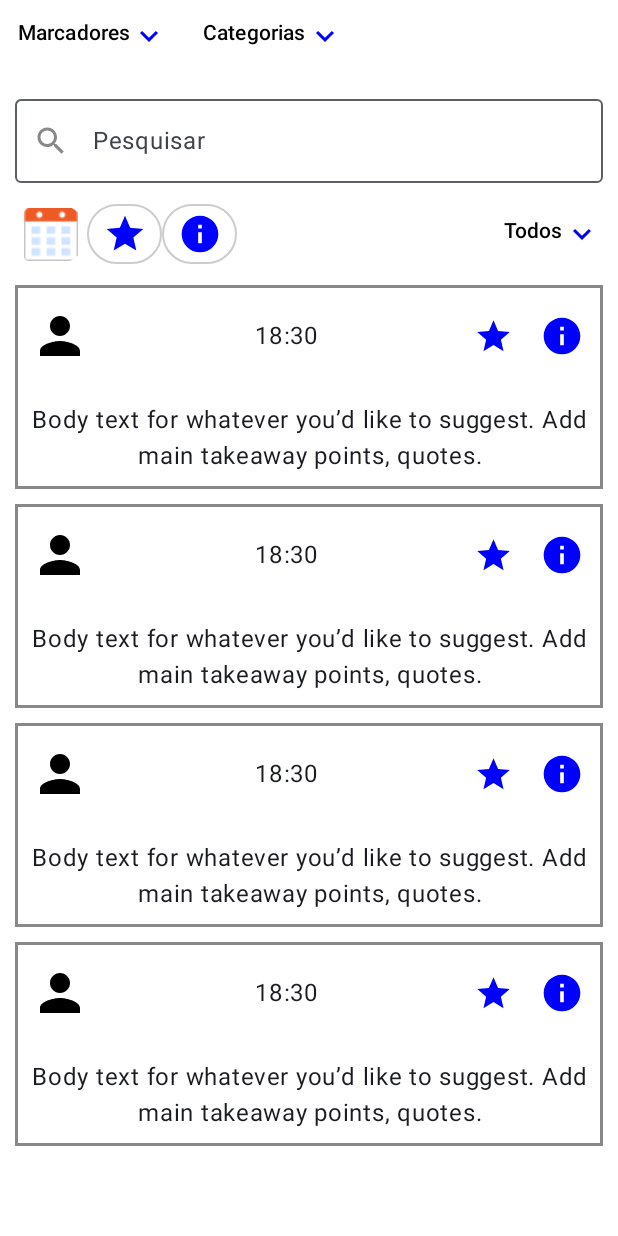
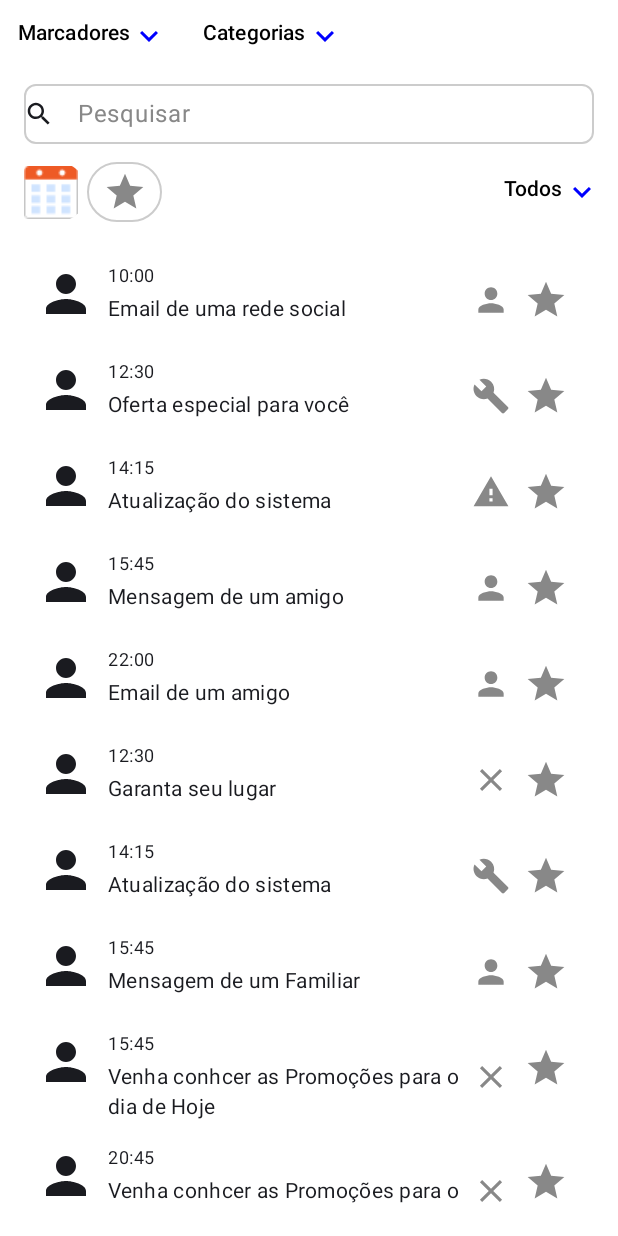
Before and after one commit to Wevertonbarbosa/Challenge_locaweb, an Android app built with Jetpack Compose: the screen it shows after launch (MainActivity), after a tap on "Confirmar", on a phone screen of 412 x 824 dp. Run offline under Robolectric (Android 15) with nearby library versions, the phone set to English and light mode, and no system bars.

Commit message:
feat: -Adicionado as logicas da tela principal.
Signed-off-by: artur <artur.a.tiraboschi@gmail.com>

```diff
--- a/app/src/main/AndroidManifest.xml
+++ b/app/src/main/AndroidManifest.xml
@@ -2,6 +2,7 @@
 <manifest xmlns:android="http://schemas.android.com/apk/res/android"
     xmlns:tools="http://schemas.android.com/tools">
 
+    <uses-permission android:name="android.permission.ACCESS_NETWORK_STATE" />
     <application
         android:allowBackup="true"
         android:dataExtractionRules="@xml/data_extraction_rules"
--- a/app/src/main/java/br/com/fiap/locaweb/MainActivity.kt
+++ b/app/src/main/java/br/com/fiap/locaweb/MainActivity.kt
@@ -1,5 +1,9 @@
 package br.com.fiap.locaweb
 
+import android.content.Context
+import android.net.ConnectivityManager
+import android.net.NetworkCapabilities
+import android.os.Build
 import android.os.Bundle
 import androidx.activity.ComponentActivity
 import androidx.activity.compose.setContent
@@ -7,6 +11,7 @@ import androidx.compose.foundation.layout.fillMaxSize
 import androidx.compose.material3.MaterialTheme
 import androidx.compose.material3.Surface
 import androidx.compose.ui.Modifier
+import androidx.lifecycle.ViewModelProvider.NewInstanceFactory.Companion.instance
 import androidx.navigation.compose.NavHost
 import androidx.navigation.compose.composable
 import androidx.navigation.compose.rememberNavController
@@ -16,8 +21,13 @@ import br.com.fiap.locaweb.ui.theme.LocaWebTheme
 
 
 class MainActivity : ComponentActivity() {
+    companion object {
+        lateinit var instance: MainActivity
+            private set
+    }
     override fun onCreate(savedInstanceState: Bundle?) {
         super.onCreate(savedInstanceState)
+        instance = this
         setContent {
             LocaWebTheme {
                 // A surface container using the 'background' color from the theme
@@ -33,11 +43,27 @@ class MainActivity : ComponentActivity() {
                             LoginScreen(navController)
                         }
                         composable(route="email") {
-                            EmailScreen()
+                            EmailScreen(isInternetConnected())
                         }
                     }
                 }
             }
         }
     }
+
+    fun isInternetConnected(): Boolean {
+        val connectivityManager =
+            MainActivity.instance.getSystemService(Context.CONNECTIVITY_SERVICE) as ConnectivityManager
+
+        if (Build.VERSION.SDK_INT >= Build.VERSION_CODES.M) {
+            val network = connectivityManager.activeNetwork ?: return false
+            val capabilities =
+                connectivityManager.getNetworkCapabilities(network) ?: return false
+
+            return capabilities.hasCapability(NetworkCapabilities.NET_CAPABILITY_INTERNET)
+        } else {
+            val networkInfo = connectivityManager.activeNetworkInfo ?: return false
+            return networkInfo.isConnected
+        }
+    }
 }
--- a/app/src/main/java/br/com/fiap/locaweb/component/email/ButtonDropdown.kt
+++ b/app/src/main/java/br/com/fiap/locaweb/component/email/ButtonDropdown.kt
@@ -23,12 +23,11 @@ import br.com.fiap.locaweb.ui.theme.LocaWebTheme
 
 
 @Composable
-fun ButtonDropdown(labelOptions: List<String>) {
+fun ButtonDropdown(labelOptions: List<String>, onItemSelected: (String) -> Unit) {
     var expanded by remember { mutableStateOf(false) }
     var selectedOption by remember { mutableStateOf(labelOptions[0]) }
 
     LocaWebTheme {
-
         Column {
             Box {
                 TextButton(
@@ -56,6 +55,7 @@ fun ButtonDropdown(labelOptions: List<String>) {
                             onClick = {
                                 expanded = false
                                 selectedOption = option
+                                onItemSelected(option)
                                 Log.d("FIAP", "Segundo TextButton: $selectedOption")
                             }
                         )
@@ -63,21 +63,5 @@ fun ButtonDropdown(labelOptions: List<String>) {
                 }
             }
         }
-
     }
 }
-
-@Preview(showBackground = true, showSystemUi = true)
-@Composable
-private fun ButtonDropdownPreview() {
-    val options = listOf("Marcadores", "Tarefas", "Eventos")
-    val options2 = listOf("Categorias", "Social", "Promoções", "Atualizações")
-
-    LocaWebTheme {
-        Row {
-            ButtonDropdown(options)
-            ButtonDropdown(options2)
-        }
-
-    }
-}
--- /dev/null
+++ b/app/src/main/java/br/com/fiap/locaweb/component/email/Email.kt
@@ -0,0 +1,45 @@
+package br.com.fiap.locaweb.component.email
+
+data class Email(
+    val id: Int,
+    val categoria: String,
+    val marcadores: List<String>,
+    val conteudo: String,
+    val horario: String,
+    val lido: Boolean,
+    var importante: Boolean = false
+)
+
+object EmailsOnline{
+    val emailsSincronizado = listOf(
+    Email(1, "Social", listOf("Pessoal"), "Email de uma rede social", "10:00", true),
+    Email(2, "Promoções", listOf("Trabalho"), "Oferta especial para você", "12:30", false),
+    Email(3, "Atualizações", listOf("Urgente"), "Atualização do sistema", "14:15", true),
+    Email(4, "Social", listOf("Pessoal"), "Mensagem de um amigo", "15:45", false),
+    Email(5, "Social", listOf("Pessoal"), "Email de um amigo", "22:00", true),
+    Email(6, "Promoções", listOf("Spam"), "Garanta seu lugar ", "12:30", false),
+    Email(7, "Atualizações", listOf("Urgente" ,"Trabalho" ), "Atualização do sistema", "14:15", true),
+    Email(8, "Social", listOf("Pessoal"), "Mensagem de um Familiar", "15:45", false),
+    Email(9, "Promoções", listOf("Spam"), "Venha conhcer as Promoções para o dia de Hoje", "15:45", false) ,
+    Email(10, "Promoções", listOf("Spam"), "Venha conhcer as Promoções para o dia de Hoje", "20:45", false),
+    Email(11, "Promoções", listOf("Spam"), "Venha conhcer as Promoções para o dia de Hoje", "22:45", false),
+    )
+}
+
+
+
+object EmailsOffline{
+    val ultimosEmailsSincronizados = listOf(
+        Email(1, "Social", listOf("Pessoal"), "Email de uma rede social", "10:00", true),
+        Email(2, "Promoções", listOf("Trabalho"), "Oferta especial para você", "12:30", false),
+        Email(3, "Atualizações", listOf("Urgente"), "Atualização do sistema", "14:15", true),
+        Email(4, "Social", listOf("Pessoal"), "Mensagem de um amigo", "15:45", false),
+        Email(5, "Social", listOf("Pessoal"), "Email de um amigo", "22:00", true),
+        Email(6, "Promoções", listOf("Spam"), "Garanta seu lugar ", "12:30", false),
+        Email(7, "Atualizações", listOf("Urgente" ,"Trabalho" ), "Atualização do sistema", "14:15", true),
+        Email(8, "Social", listOf("Pessoal"), "Mensagem de um Familiar", "15:45", false),
+        Email(9, "Promoções", listOf("Spam"), "Venha conhcer as Promoções para o dia de Hoje", "15:45", false) ,
+        Email(10, "Promoções", listOf("Spam"), "Venha conhcer as Promoções para o dia de Hoje", "20:45", false),
+        Email(11, "Promoções", listOf("Spam"), "Venha conhcer as Promoções para o dia de Hoje", "22:45", false),
+    )
+}
--- a/app/src/main/java/br/com/fiap/locaweb/component/email/MessageEmail.kt
+++ b/app/src/main/java/br/com/fiap/locaweb/component/email/MessageEmail.kt
@@ -1,128 +1,81 @@
 package br.com.fiap.locaweb.component.email
 
-import android.util.Log
 import androidx.compose.foundation.background
-import androidx.compose.foundation.border
-import androidx.compose.foundation.layout.Arrangement
+import androidx.compose.foundation.clickable
 import androidx.compose.foundation.layout.Column
-import androidx.compose.foundation.layout.PaddingValues
 import androidx.compose.foundation.layout.Row
+import androidx.compose.foundation.layout.Spacer
 import androidx.compose.foundation.layout.fillMaxWidth
+import androidx.compose.foundation.layout.height
 import androidx.compose.foundation.layout.padding
 import androidx.compose.foundation.layout.size
 import androidx.compose.foundation.layout.width
 import androidx.compose.material.icons.Icons
-import androidx.compose.material.icons.filled.Info
+import androidx.compose.material.icons.filled.AddCircle
+import androidx.compose.material.icons.filled.Build
+import androidx.compose.material.icons.filled.Clear
 import androidx.compose.material.icons.filled.Person
 import androidx.compose.material.icons.filled.Star
-import androidx.compose.material3.Button
-import androidx.compose.material3.ButtonDefaults
+import androidx.compose.material.icons.filled.Warning
 import androidx.compose.material3.Icon
+import androidx.compose.material3.IconButton
+import androidx.compose.material3.MaterialTheme
 import androidx.compose.material3.Text
 import androidx.compose.runtime.Composable
 import androidx.compose.ui.Alignment
 import androidx.compose.ui.Modifier
 import androidx.compose.ui.graphics.Color
 import androidx.compose.ui.graphics.vector.ImageVector
-import androidx.compose.ui.text.style.TextAlign
-import androidx.compose.ui.tooling.preview.Preview
 import androidx.compose.ui.unit.dp
-import br.com.fiap.locaweb.ui.theme.LocaWebTheme
-
-val categories = listOf("Social", "Promoções", "Atualizações")
-fun categoryRandom(category: List<String>) : String {
-    val random = (0..2).random()
-    return category[random]
-}
 
 @Composable
 fun MessageEmail(
-    iconeEmail: ImageVector,
-    time: String,
-    contentEmail: String,
-    category: List<String> = categories
+    email: Email,
+    isSelected: Boolean,
+    onClick: () -> Unit,
+    onImportantClick: () -> Unit,
 ) {
+    val marcadorIcone = getIcon(email)
 
-    categoryRandom(category)
-
-    LocaWebTheme {
-        Column(
-            modifier = Modifier
+    Row(
+        Modifier
             .fillMaxWidth()
-                .padding(start = 10.dp, end = 10.dp, top = 10.dp)
-                .border(2.dp, Color.Gray)
-                .background(Color.White),
+            .padding(8.dp)
+            .background(if (isSelected) Color.LightGray else Color.White)
+            .clickable { onClick() }
     ) {
-            Row(
-                horizontalArrangement = Arrangement.SpaceBetween,
-                modifier = Modifier
-                    .fillMaxWidth()
-                    .padding(10.dp),
-                verticalAlignment = Alignment.CenterVertically,
-
-                ) {
+        Icon(imageVector = Icons.Default.Person, contentDescription = "Icone do usuário", Modifier.size(40.dp))
+        Spacer(modifier = Modifier.width(8.dp))
+        Column(Modifier.weight(1f)) {
+            Text(text = email.horario, style = MaterialTheme.typography.bodySmall)
+            Spacer(modifier = Modifier.height(4.dp))
+            Text(text = email.conteudo, style = MaterialTheme.typography.bodyMedium)
+        }
             Icon(
-                    imageVector = iconeEmail,
-                    contentDescription = "Icone Start",
-                    tint = Color.Black,
-                    modifier = Modifier.size(40.dp)
+                imageVector = marcadorIcone,
+                contentDescription = "Marcador Icon",
+                tint = Color.Gray,
+                modifier = Modifier.size(25.dp)
+                    .align(Alignment.CenterVertically)
             )
-                Text(
-                    text = time,
-                    modifier = Modifier.padding(start = 30.dp)
-                )
-                Row {
-
-                    Button(
-                        onClick = {
-                            Log.i("FIAP_LOCAWEB", "${categoryRandom(category)}")
-                        },
-                        colors = ButtonDefaults.buttonColors(Color.White),
-                        contentPadding = PaddingValues(start = 24.dp),
-                        modifier = Modifier.width(50.dp)
-                    ) {
+        IconButton(onClick = onImportantClick) {
             Icon(
                 imageVector = Icons.Default.Star,
-                            contentDescription = "Icone Start",
-                            tint = Color.Blue,
-                            modifier = Modifier.size(29.dp)
-                        )
-                    }
-                    Button(
-                        onClick = { /*TODO*/ },
-                        colors = ButtonDefaults.buttonColors(Color.White),
-                        contentPadding = PaddingValues(start = 15.dp),
-                        modifier = Modifier.width(50.dp)
-                    ) {
-                        Icon(
-                            imageVector = Icons.Default.Info,
-                            contentDescription = "Icone Important",
-                            tint = Color.Blue,
+                contentDescription = "Important Icon",
+                tint = if (email.importante) Color.Blue else Color.Gray,
                 modifier = Modifier.size(29.dp)
             )
         }
     }
 }
-
-            Text(
-                contentEmail,
-                textAlign = TextAlign.Center,
-                modifier = Modifier.padding(10.dp)
-            )
-
-
+@Composable
+private fun getIcon(email: Email): ImageVector {
+    val marcadorIcone = when {
+        email.marcadores.contains("Trabalho") -> Icons.Default.Build
+        email.marcadores.contains("Pessoal") -> Icons.Default.Person
+        email.marcadores.contains("Urgente") -> Icons.Default.Warning
+        email.marcadores.contains("Spam") -> Icons.Default.Clear
+        else -> Icons.Default.AddCircle
     }
+    return marcadorIcone
 }
-}
-
-@Preview(showBackground = true, showSystemUi = true)
-@Composable
-private fun MessageEmailPreview() {
-
-    val icone = Icons.Default.Person
-    val contentMsgEMail =
-        "Body text for whatever you’d like to suggest. Add main takeaway points, quotes."
-    LocaWebTheme {
-        MessageEmail(icone, "17:50", contentMsgEMail)
-    }
-}
--- /dev/null
+++ b/app/src/main/java/br/com/fiap/locaweb/component/email/Search.kt
@@ -0,0 +1,68 @@
+package br.com.fiap.locaweb.component.email
+
+import androidx.compose.foundation.background
+import androidx.compose.foundation.border
+import androidx.compose.foundation.layout.Box
+import androidx.compose.foundation.layout.Row
+import androidx.compose.foundation.layout.Spacer
+import androidx.compose.foundation.layout.fillMaxWidth
+import androidx.compose.foundation.layout.padding
+import androidx.compose.foundation.layout.size
+import androidx.compose.foundation.layout.width
+import androidx.compose.foundation.shape.RoundedCornerShape
+import androidx.compose.foundation.text.BasicTextField
+import androidx.compose.material3.Icon
+import androidx.compose.material3.LocalTextStyle
+import androidx.compose.material3.Text
+import androidx.compose.runtime.Composable
+import androidx.compose.ui.Alignment
+import androidx.compose.ui.Modifier
+import androidx.compose.ui.graphics.Color
+import androidx.compose.ui.graphics.vector.ImageVector
+import androidx.compose.ui.unit.dp
+
+@Composable
+fun SearchField(
+    modifier: Modifier = Modifier,
+    hintText: String = "Pesquisar",
+    value: String,
+    onValueChange: (String) -> Unit,
+    icon: ImageVector
+) {
+    Row(
+        modifier = modifier
+            .fillMaxWidth()
+            .background(Color.White)
+            .padding(horizontal = 16.dp, vertical = 8.dp)
+            .border(width = 1.dp, Color.LightGray, shape = RoundedCornerShape(8.dp))
+    ) {
+        Icon(
+            imageVector = icon,
+            contentDescription = "Ícone de Pesquisa",
+            modifier = Modifier.size(20.dp)
+                .align(Alignment.CenterVertically)
+        )
+        Spacer(modifier = Modifier.width(8.dp))
+        BasicTextField(
+            value = value,
+            onValueChange = { onValueChange(it) },
+            singleLine = true,
+            modifier = Modifier
+                .weight(1f)
+                .padding(vertical = 8.dp),
+            textStyle = LocalTextStyle.current.copy(color = Color.Black),
+            decorationBox = { innerTextField ->
+                Box(modifier = Modifier.fillMaxWidth()) {
+                    if (value.isEmpty()) {
+                        Text(
+                            text = hintText,
+                            color = Color.Gray,
+                            modifier = Modifier.padding(start = 8.dp)
+                        )
+                    }
+                    innerTextField()
+                }
+            }
+        )
+    }
+}
--- a/app/src/main/java/br/com/fiap/locaweb/screen/EmailScreen.kt
+++ b/app/src/main/java/br/com/fiap/locaweb/screen/EmailScreen.kt
@@ -3,60 +3,76 @@ package br.com.fiap.locaweb.screen
 import androidx.compose.foundation.BorderStroke
 import androidx.compose.foundation.Image
 import androidx.compose.foundation.background
+import androidx.compose.foundation.layout.Box
 import androidx.compose.foundation.layout.Column
 import androidx.compose.foundation.layout.PaddingValues
 import androidx.compose.foundation.layout.Row
 import androidx.compose.foundation.layout.Spacer
+import androidx.compose.foundation.layout.fillMaxSize
 import androidx.compose.foundation.layout.fillMaxWidth
+import androidx.compose.foundation.layout.padding
 import androidx.compose.foundation.layout.size
 import androidx.compose.foundation.layout.width
+import androidx.compose.foundation.lazy.LazyColumn
+import androidx.compose.foundation.lazy.items
+import androidx.compose.foundation.lazy.rememberLazyListState
 import androidx.compose.foundation.shape.CircleShape
 import androidx.compose.material.icons.Icons
 import androidx.compose.material.icons.filled.Info
-import androidx.compose.material.icons.filled.Person
 import androidx.compose.material.icons.filled.Search
 import androidx.compose.material.icons.filled.Star
 import androidx.compose.material3.Button
 import androidx.compose.material3.ButtonDefaults
 import androidx.compose.material3.Icon
 import androidx.compose.runtime.Composable
+import androidx.compose.runtime.LaunchedEffect
+import androidx.compose.runtime.getValue
+import androidx.compose.runtime.mutableStateOf
+import androidx.compose.runtime.remember
+import androidx.compose.runtime.setValue
 import androidx.compose.ui.Modifier
 import androidx.compose.ui.graphics.Color
 import androidx.compose.ui.res.painterResource
-import androidx.compose.ui.tooling.preview.Preview
 import androidx.compose.ui.unit.dp
 import br.com.fiap.locaweb.R
 import br.com.fiap.locaweb.component.email.ButtonDropdown
+import br.com.fiap.locaweb.component.email.EmailsOnline
 import br.com.fiap.locaweb.component.email.MessageEmail
-import br.com.fiap.locaweb.component.login.InputsField
+import br.com.fiap.locaweb.component.email.SearchField
 import br.com.fiap.locaweb.ui.theme.LocaWebTheme
 
+val marcadores = listOf("Marcadores", "Trabalho", "Pessoal", "Urgente", "Spam")
+val categorias = listOf("Categorias", "Social", "Promoções", "Atualizações")
+val todos = listOf("Todos", "Não lidas", "Lidas")
+
 @Composable
-fun EmailScreen() {
-    val marcadores = listOf("Marcadores", "Tarefas", "Eventos")
-    val categorias = listOf("Categorias", "Social", "Promoções", "Atualizações")
-    val todos = listOf("Todos", "Não lidas", "Lidas")
+fun EmailScreen(isConnected: Boolean) {
 
+    var emails by remember {
+        mutableStateOf(EmailsOnline.emailsSincronizado)
+    }
 
-    var icone = Icons.Default.Person
-    var contentMsgEMail =
-        "Body text for whatever you’d like to suggest. Add main takeaway points, quotes."
+    var procurar by remember { mutableStateOf("") }
 
+    var categoriaSelecionada by remember { mutableStateOf(categorias[0]) }
+    var marcadorSelecionado by remember { mutableStateOf(marcadores[0]) }
+    var selecaoEmailsLidosOuNao by remember { mutableStateOf(todos[0]) }
+    val scrollState = rememberLazyListState()
+    var emailsSelecionadosIds by remember { mutableStateOf(listOf<Int>()) }
+    var startButtonSelected by remember { mutableStateOf(false) }
 
-    var procurar = Icons.Default.Search
     LocaWebTheme {
         Column(Modifier.background(Color.White)) {
             Row {
-                ButtonDropdown(marcadores)
-                ButtonDropdown(categorias)
+                ButtonDropdown(marcadores, onItemSelected = { marcadorSelecionado = it })
+                ButtonDropdown(categorias, onItemSelected = { categoriaSelecionada = it })
             }
-            InputsField(
-                Modifier
-                    .fillMaxWidth()
-                    .background(Color.White),
-                "Pesquisar",
-                "",
-                procurar
+            SearchField(
+                modifier = Modifier.fillMaxWidth(),
+                hintText = "Pesquisar",
+                value = procurar,
+                onValueChange = { procurar = it },
+                icon = Icons.Default.Search
             )
             Row {
                 Button(
@@ -72,7 +88,12 @@ fun EmailScreen() {
                     )
                 }
                 Button(
-                    onClick = { /*TODO*/ },
+                    onClick = {  startButtonSelected = !startButtonSelected
+                        if (startButtonSelected) {
+                            emails = emails.filter { it.importante }
+                        } else {
+                            emails = EmailsOnline.emailsSincronizado
+                        } },
                     colors = ButtonDefaults.buttonColors(Color.White),
                     border = BorderStroke(width = 1.dp, color = Color.LightGray),
                     contentPadding = PaddingValues(all = 2.dp),
@@ -81,39 +102,43 @@ fun EmailScreen() {
                     Icon(
                         imageVector = Icons.Default.Star,
                         contentDescription = "Icone Start",
-                        tint = Color.Blue,
-                        modifier = Modifier.size(29.dp)
-                    )
-                }
-                Button(
-                    onClick = { /*TODO*/ },
-                    colors = ButtonDefaults.buttonColors(Color.White),
-                    border = BorderStroke(width = 1.dp, color = Color.LightGray),
-                    contentPadding = PaddingValues(all = 2.dp),
-                    modifier = Modifier.width(50.dp)
-                ) {
-                    Icon(
-                        imageVector = Icons.Default.Info,
-                        contentDescription = "Icone Important",
-                        tint = Color.Blue,
+                        tint = if (startButtonSelected) Color.Blue else Color.Gray,
                         modifier = Modifier.size(29.dp)
                     )
                 }
                 Spacer(modifier = Modifier.weight(1f))
-                ButtonDropdown(todos)
+                ButtonDropdown(todos, onItemSelected = { selecaoEmailsLidosOuNao = it })
             }
+            Box(modifier = Modifier.weight(1f).fillMaxSize().padding(16.dp)) {
+                val filteredEmails = emails.filter {
+                    (categoriaSelecionada == "Categorias" || it.categoria == categoriaSelecionada) &&
+                            (marcadorSelecionado == "Marcadores" || it.marcadores.contains(marcadorSelecionado)) &&
+                            (selecaoEmailsLidosOuNao == "Todos" ||
+                                    (selecaoEmailsLidosOuNao == "Lidas" && it.lido) ||
+                                    (selecaoEmailsLidosOuNao == "Não lidas" && !it.lido)) &&
+                            (procurar.isEmpty() || it.conteudo.contains(procurar, ignoreCase = true))
+                }.sortedByDescending { it.importante }
 
-            for (i in 1..4) {
-                MessageEmail(icone, "18:30", contentMsgEMail)
+                LazyColumn(modifier = Modifier.fillMaxSize(), state = scrollState) {
+                    items(filteredEmails) { email ->
+                        MessageEmail(
+                            email = email,
+                            isSelected = emailsSelecionadosIds.contains(email.id),
+                            onClick = { emailsSelecionadosIds = listOf(email.id) },
+                            onImportantClick = {
+                                emails = emails.map {
+                                    if (it.id == email.id) it.copy(importante = !email.importante) else it
+                                }
+                            }
+                        )
+                    }
+                }
+                LaunchedEffect(emailsSelecionadosIds) {
+                    if (emailsSelecionadosIds.isNotEmpty()) {
+                        scrollState.scrollToItem(filteredEmails.indexOfFirst { it.id == emailsSelecionadosIds.first() })
+                    }
+                }
             }
         }
     }
 }
-
-@Preview(showBackground = true, showSystemUi = true)
-@Composable
-private fun EmailScreenPreview() {
-    LocaWebTheme {
-        EmailScreen()
-    }
-}
```
Lines whose indentation alone changed are shown as unchanged.
